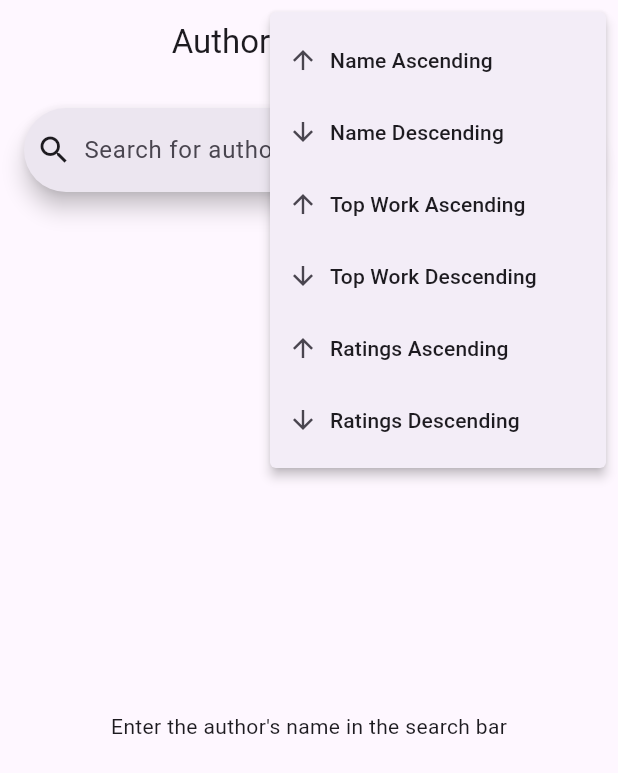
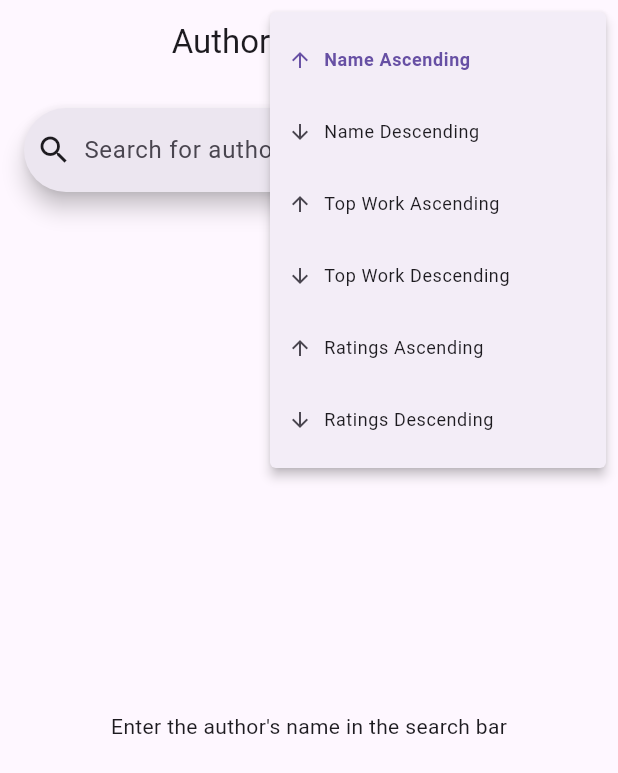
Before and after one commit to NavidFehren/realview_challenge, a Flutter app: the screen it shows after launch, after a tap on the "sort" icon, on a phone screen of 412 x 824 dp. Shown: the top 773 px of the screen. Run offline on Flutter 3.47's test engine with Material 3 defaults, Android fonts, the phone set to English and light mode, and no system bars; our stand-ins replace dartz, dio, equatable, flutter_bloc, get_it, injectable and 1 more; generated files the repository leaves out were written again.

Commit message:
Show which filter is the currently active one by making it bold and use the primary color

```diff
--- a/lib/presentation/pages/authors_search_page.dart
+++ b/lib/presentation/pages/authors_search_page.dart
@@ -40,18 +40,32 @@ class _AuthorsSearchPageContentState extends State<_AuthorsSearchPageContent> {
 
   @override
   Widget build(BuildContext context) {
+    return BlocBuilder<AuthorsCubit, AuthorsState>(
+      builder: (context, state) {
         return Scaffold(
           appBar: AppBar(
             title: Text(context.l10n.appTitle),
             actions: [
               PopupMenuButton<AuthorSortOption>(
-            onSelected: (sortOption) => context.read<AuthorsCubit>().setSortingOption(sortOption),
-            itemBuilder: (context) => AuthorSortOption.values.map((sortOption) => PopupMenuItem<AuthorSortOption>(
+                onSelected:
+                    (sortOption) => context
+                        .read<AuthorsCubit>()
+                        .setSortingOption(sortOption),
+                itemBuilder:
+                    (context) =>
+                        AuthorSortOption.values
+                            .map(
+                              (sortOption) => PopupMenuItem<AuthorSortOption>(
                                 value: sortOption,
-                child: SortOptionItem(sortOption: sortOption),
-              )).toList(),
+                                child: SortOptionItem(
+                                  sortOption: sortOption,
+                                  isSelected: state.sortOption == sortOption,
+                                ),
+                              ),
+                            )
+                            .toList(),
                 icon: const Icon(Icons.sort),
-          )
+              ),
             ],
           ),
           body: Column(
@@ -60,13 +74,20 @@ class _AuthorsSearchPageContentState extends State<_AuthorsSearchPageContent> {
                 padding: const EdgeInsets.all(16.0),
                 child: AuthorsSearchBar(
                   searchController: _searchController,
-              onChanged: (query) => context.read<AuthorsCubit>().getAuthors(query),
+                  onChanged:
+                      (query) => context.read<AuthorsCubit>().getAuthors(query),
                   onClear: () => context.read<AuthorsCubit>().resetAuthors(),
                 ),
               ),
-          Expanded(
-            child: BlocBuilder<AuthorsCubit, AuthorsState>(
-              builder: (context, state) {
+              Expanded(child: _getBody(state)),
+            ],
+          ),
+        );
+      },
+    );
+  }
+
+  Widget _getBody(AuthorsState state) {
     switch (state.viewState) {
       case ViewState.initial:
         return Center(child: Text(context.l10n.searchForAuthors));
@@ -81,17 +102,9 @@ class _AuthorsSearchPageContentState extends State<_AuthorsSearchPageContent> {
           authors: state.sortedAuthors,
         );
       case ViewState.error:
-                    return Center(
-                      child: Text(context.l10n.errorWhileFetchingAuthors),
-                    );
+        return Center(child: Text(context.l10n.errorWhileFetchingAuthors));
       default:
         return const SizedBox.shrink();
     }
-              },
-            ),
-          ),
-        ],
-      ),
-    );
   }
 }
--- a/lib/presentation/widgets/sort_option_item.dart
+++ b/lib/presentation/widgets/sort_option_item.dart
@@ -4,19 +4,31 @@ import 'package:realview_challenge/domain/enum/author_sort_option.dart';
 
 class SortOptionItem extends StatelessWidget {
   final AuthorSortOption sortOption;
+  final bool isSelected;
 
   const SortOptionItem({
     super.key,
     required this.sortOption,
+    required this.isSelected,
   });
 
   @override
   Widget build(BuildContext context) {
     return Row(
       children: [
-        Icon(sortOption.icon, size: 20),
+        Icon(
+          sortOption.icon,
+          size: 16,
+          color: isSelected ? Theme.of(context).colorScheme.primary : null,
+        ),
         const SizedBox(width: 8),
-        Text(sortOption.getLocalizedName(context.l10n)),
+        Text(
+          sortOption.getLocalizedName(context.l10n),
+          style: Theme.of(context).textTheme.bodySmall?.copyWith(
+            fontWeight: isSelected ? FontWeight.bold : FontWeight.normal,
+            color: isSelected ? Theme.of(context).colorScheme.primary : null,
+          ),
+        ),
       ],
     );
   }
```
Lines whose indentation alone changed are shown as unchanged.
